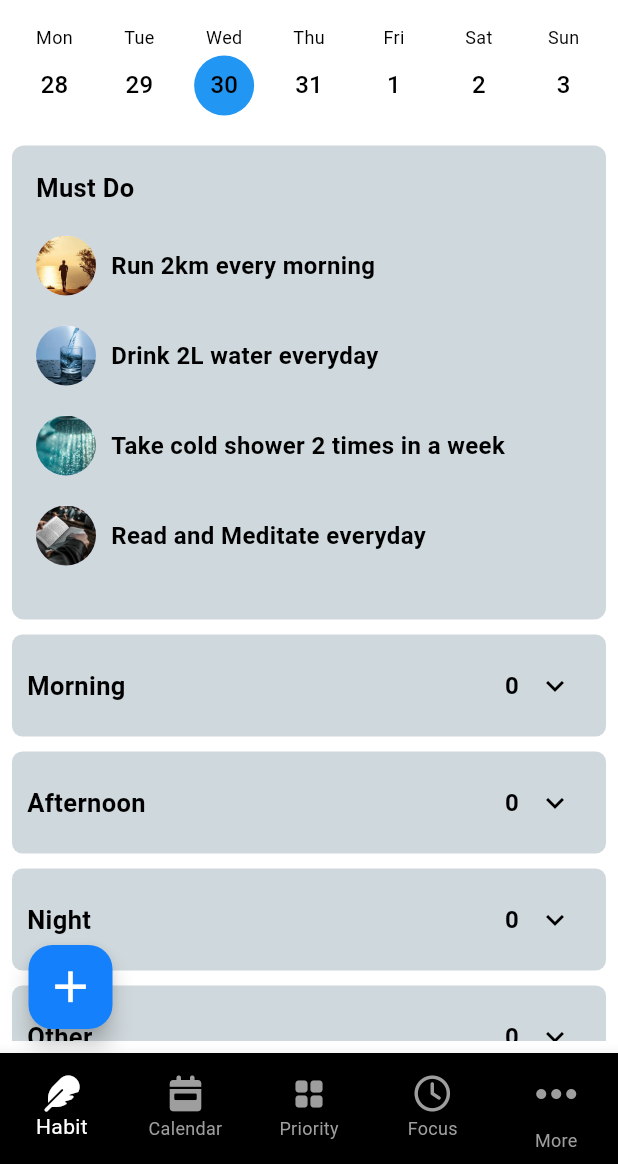
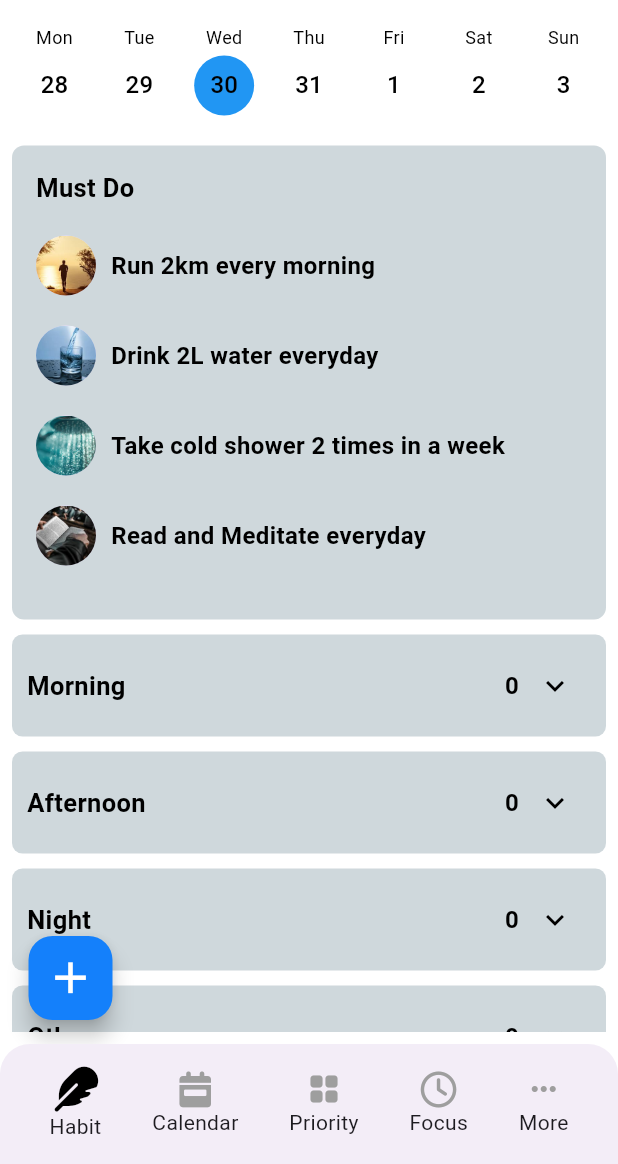
Before and after one commit to Rabeeheee/Track, a Flutter app: the BottomNav screen opened directly, on a phone screen of 412 x 824 dp, the part 72-1236 px from its top. Run offline on Flutter 3.47's test engine with Material 3 defaults, Android fonts, the phone set to English and light mode, and no system bars; our stand-ins replace fl_chart, flutter_local_notifications, font_awesome_flutter, hive, hive_flutter, image_picker and 6 more; missing offline and left inert: iconify_flutter; accounts and stored records are empty.

```diff
--- a/lib/pages/tabs/Habit/add_def_habit.dart
+++ b/lib/pages/tabs/Habit/add_def_habit.dart
@@ -111,7 +111,7 @@ class AddDefHabit extends StatelessWidget {
                     ],
                   ),
                   style: ElevatedButton.styleFrom(
-                    backgroundColor: ThemeProvider().themeData.primaryColor,
+                    backgroundColor: themeProvider.themeData.primaryColor,
                     shape: RoundedRectangleBorder(
                       borderRadius: BorderRadius.circular(7),
                     ),
--- a/lib/pages/tabs/Habit/add_new_habit.dart
+++ b/lib/pages/tabs/Habit/add_new_habit.dart
@@ -271,7 +271,7 @@ class _NewHabitState extends State<NewHabit> {
                             fontFamily: 'Fonts'),
                       ),
                       style: ElevatedButton.styleFrom(
-                        backgroundColor: ThemeProvider().themeData.primaryColor,
+                        backgroundColor: themeProvider.themeData.primaryColor,
                         shape: RoundedRectangleBorder(
                           borderRadius: BorderRadius.circular(7),
                         ),
--- a/lib/pages/tabs/Habit/progress.dart
+++ b/lib/pages/tabs/Habit/progress.dart
@@ -55,7 +55,6 @@ class _ProgressScreenState extends State<ProgressScreen> {
                     OverallProgress(),
                     SizedBox(height: 13),
                     WeeklyProgressGraph(),
-                  //   Container(height: 800,color: Colors.blueGrey,)
                   ],
                 ),
               ),
--- a/lib/pages/widgets/bottomnav.dart
+++ b/lib/pages/widgets/bottomnav.dart
@@ -1,5 +1,6 @@
 import 'package:flutter/material.dart';
 import 'package:font_awesome_flutter/font_awesome_flutter.dart';
+import 'package:provider/provider.dart';
 import 'package:trackitapp/pages/tabs/Habit/habit_screen.dart';
 import 'package:trackitapp/pages/tabs/Inbox/inbox_screen.dart';
 import 'package:trackitapp/pages/tabs/Timer/focus_screen.dart';
@@ -7,6 +8,7 @@ import 'package:trackitapp/pages/tabs/celander/celander_screen.dart';
 import 'package:trackitapp/pages/tabs/diary/diary_screen.dart';
 import 'package:trackitapp/pages/tabs/memory/memory_screen.dart';
 import 'package:trackitapp/pages/tabs/priority/priority_screen.dart';
+import 'package:trackitapp/utils/theme_provider.dart';
 
 class BottomNav extends StatefulWidget {
   const BottomNav({super.key});
@@ -17,7 +19,6 @@ class BottomNav extends StatefulWidget {
 
 class _BottomNavState extends State<BottomNav> {
   int _selectedIndex = 0;
-  bool _isMoreSelected = false; // New variable to track "More" selection
 
   final List<Widget> _screens = [
     HabitScreen(
@@ -54,7 +55,6 @@ class _BottomNavState extends State<BottomNav> {
                     Navigator.pop(context);
                     setState(() {
                       _selectedIndex = 4;
-                      _isMoreSelected = true;
                     });
                   },
                 ),
@@ -65,7 +65,6 @@ class _BottomNavState extends State<BottomNav> {
                     Navigator.pop(context);
                     setState(() {
                       _selectedIndex = 5;
-                      _isMoreSelected = true;
                     });
                   },
                 ),
@@ -76,7 +75,6 @@ class _BottomNavState extends State<BottomNav> {
                     Navigator.pop(context);
                     setState(() {
                       _selectedIndex = 6;
-                      _isMoreSelected = true;
                     });
                   },
                 ),
@@ -88,44 +86,91 @@ class _BottomNavState extends State<BottomNav> {
     } else {
       setState(() {
         _selectedIndex = index;
-        _isMoreSelected = false;
       });
     }
   }
 
+  Color _getIconColor(int index) {
+    return _selectedIndex == index
+        ? Provider.of<ThemeProvider>(context).themeData.brightness == Brightness.dark
+            ? Colors.white
+            : Colors.black
+        : Colors.grey;
+  }
+
+  double _getIconSize(int index) {
+    return _selectedIndex == index ? 30.0 : 24.0;
+  }
+
   @override
   Widget build(BuildContext context) {
+    // ignore: unused_local_variable
+    final themeProvider = Provider.of<ThemeProvider>(context);
+
     return Scaffold(
-      backgroundColor: Colors.amberAccent,
       body: _screens[_selectedIndex],
-      bottomNavigationBar: BottomNavigationBar(
-        selectedItemColor: Colors.white,
-        unselectedItemColor: Colors.grey,
-        type: BottomNavigationBarType.fixed,
-        currentIndex: _isMoreSelected ? 4 : _selectedIndex,
-        onTap: _onItemTapped,
-        items: const [
-          BottomNavigationBarItem(
-            icon: Icon(FontAwesomeIcons.feather),
-            label: 'Habit',
+      bottomNavigationBar: ClipRRect(
+        borderRadius: const BorderRadius.only(
+          topLeft: Radius.circular(20),
+          topRight: Radius.circular(20),
+        ),
+        child: BottomAppBar(
+          child: Row(
+            mainAxisAlignment: MainAxisAlignment.spaceAround,
+            children: [
+              GestureDetector(
+                onTap: () => _onItemTapped(0),
+                child: Column(
+                  mainAxisSize: MainAxisSize.min,
+                  children: [
+                    Icon(FontAwesomeIcons.feather, color: _getIconColor(0), size: _getIconSize(0)),
+                    Text('Habit'),
+                  ],
+                ),
+              ),
+              GestureDetector(
+                onTap: () => _onItemTapped(1),
+                child: Column(
+                  mainAxisSize: MainAxisSize.min,
+                  children: [
+                    Icon(FontAwesomeIcons.calendarWeek, color: _getIconColor(1), size: _getIconSize(1)),
+                    Text('Calendar'),
+                  ],
+                ),
+              ),
+              GestureDetector(
+                onTap: () => _onItemTapped(2),
+                child: Column(
+                  mainAxisSize: MainAxisSize.min,
+                  children: [
+                    Icon(Icons.grid_view_rounded, color: _getIconColor(2), size: _getIconSize(2)),
+                    Text('Priority'),
+                  ],
+                ),
+              ),
+              GestureDetector(
+                onTap: () => _onItemTapped(3),
+                child: Column(
+                  mainAxisSize: MainAxisSize.min,
+                  children: [
+                    Icon(FontAwesomeIcons.clock, color: _getIconColor(3), size: _getIconSize(3)),
+                    Text('Focus'),
+                  ],
+                ),
+              ),
+              GestureDetector(
+                onTap: () => _onItemTapped(4),
+                child: Column(
+                  mainAxisSize: MainAxisSize.min,
+                  children: [
+                    Icon(Icons.more_horiz_outlined, size: _getIconSize(4), color: _getIconColor(4)),
+                    Text('More'),
+                  ],
+                ),
+              ),
+            ],
           ),
-          BottomNavigationBarItem(
-            icon: Icon(FontAwesomeIcons.calendarWeek),
-            label: 'Calendar',
-          ),
-          BottomNavigationBarItem(
-            icon: Icon(Icons.grid_view_rounded),
-            label: 'Priority',
-          ),
-          BottomNavigationBarItem(
-            icon: Icon(FontAwesomeIcons.clock),
-            label: 'Focus',
-          ),
-          BottomNavigationBarItem(
-            icon: Icon(Icons.more_horiz_outlined, size: 40),
-            label: 'More',
-          ),
-        ],
+        ),
       ),
     );
   }
--- a/lib/pages/widgets/habit_def_card.dart
+++ b/lib/pages/widgets/habit_def_card.dart
@@ -33,7 +33,7 @@ class HabitCard extends StatelessWidget {
           title: Text(
             habit.title,
             style: TextStyle(
-              color: ThemeProvider().themeData.splashColor,
+              color: Colors.black,
               fontWeight: FontWeight.bold,
               fontSize: 18,
             ),
--- a/lib/pages/widgets/overall_progress.dart
+++ b/lib/pages/widgets/overall_progress.dart
@@ -94,6 +94,7 @@ class OverallProgressState extends State<OverallProgress> {
                           fontSize: 20,
                           fontFamily: 'Fonts',
                           fontWeight: FontWeight.bold,
+                          color: themeProvider.themeData.splashColor
                         ),
                       ),
                       SizedBox(height: 20),
--- a/lib/utils/theme_provider.dart
+++ b/lib/utils/theme_provider.dart
@@ -1,13 +1,15 @@
 import 'package:flutter/material.dart';
+import 'package:shared_preferences/shared_preferences.dart';
 import 'package:trackitapp/utils/colors.dart';
 
 enum AppTheme { light, dark }
 
 class ThemeProvider with ChangeNotifier {
-  AppTheme _theme = AppTheme.light;
+  AppTheme _theme;
 
-  final Color lightPrimaryColor = Colors.blue;
-  final Color darkPrimaryColor = Colors.deepPurple;
+  ThemeProvider(this._theme);
+
+  AppTheme get theme => _theme;
 
   ThemeData get themeData => _getThemeData();
 
@@ -16,7 +18,7 @@ class ThemeProvider with ChangeNotifier {
       return ThemeData.dark().copyWith(
         primaryColor: AppColors.primaryColor,
         scaffoldBackgroundColor: Colors.black,
-        appBarTheme: AppBarTheme(
+        appBarTheme: const AppBarTheme(
           backgroundColor: Colors.black,
         ),
         cardColor: Colors.white,
@@ -24,19 +26,17 @@ class ThemeProvider with ChangeNotifier {
         splashColor: Colors.black,
         hoverColor: AppColors.primaryColor,
         focusColor: Colors.black,
-        shadowColor: Color(0xFF3c3c3c)
-
+        shadowColor: const Color(0xFF3c3c3c),
       );
     } else {
       return ThemeData.light().copyWith(
         primaryColor: AppColors.primaryColor,
         scaffoldBackgroundColor: Colors.white,
-        appBarTheme: AppBarTheme(
+        appBarTheme: const AppBarTheme(
           backgroundColor: Colors.white,
         ),
         cardColor: Colors.blueGrey[100],
         canvasColor: Colors.black,
-
         splashColor: Colors.black,
         hoverColor: Colors.white,
         focusColor: Colors.white,
@@ -44,9 +44,17 @@ class ThemeProvider with ChangeNotifier {
     }
   }
 
-
-  void toggleTheme() {
+  void toggleTheme() async {
     _theme = (_theme == AppTheme.light) ? AppTheme.dark : AppTheme.light;
     notifyListeners();
+
+    SharedPreferences prefs = await SharedPreferences.getInstance();
+    await prefs.setBool('isDarkTheme', _theme == AppTheme.dark);
+  }
+
+  static Future<ThemeProvider> loadTheme() async {
+    SharedPreferences prefs = await SharedPreferences.getInstance();
+    bool isDarkTheme = prefs.getBool('isDarkTheme') ?? false;
+    return ThemeProvider(isDarkTheme ? AppTheme.dark : AppTheme.light);
   }
 }
```
Also changed, not shown: lib/main.dart (+8 -12 lines), lib/pages/tabs/diary/diary_screen.dart (+35 -6 lines), lib/pages/tabs/priority/priority_screen.dart (+29 -11 lines).
